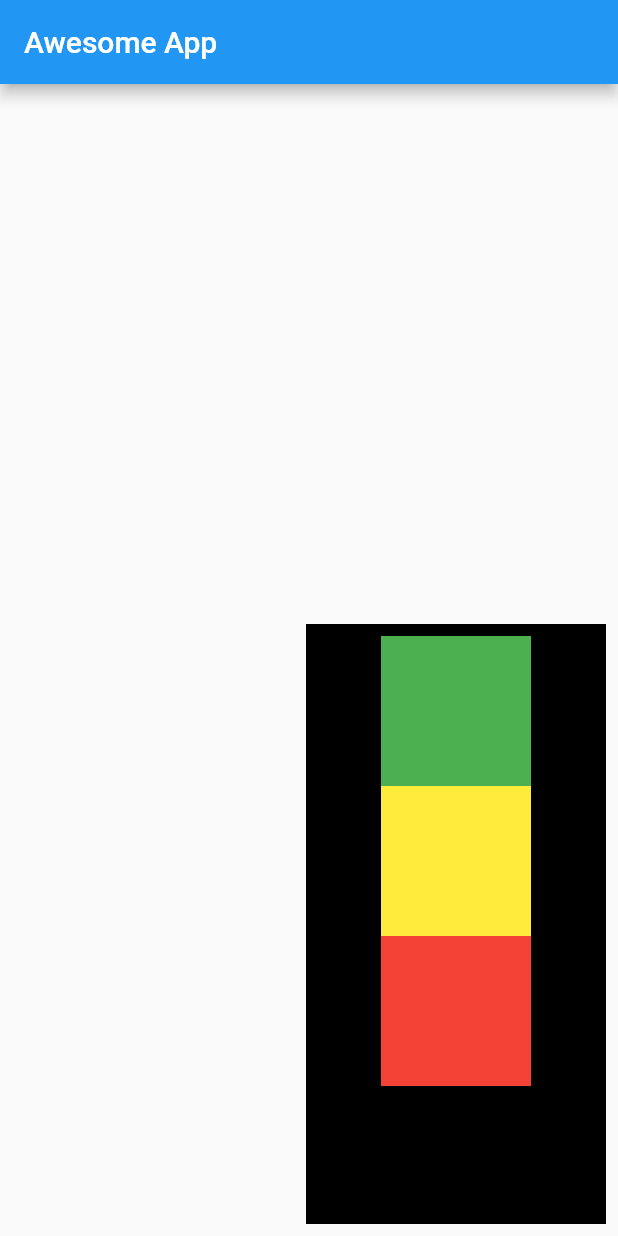
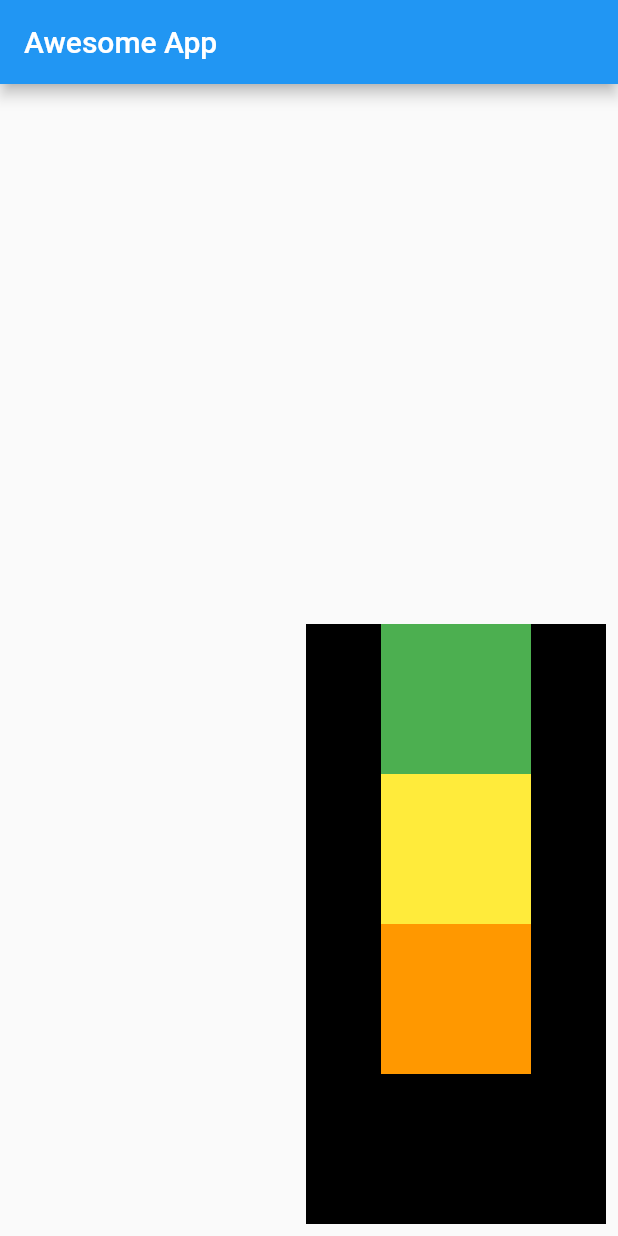
Before and after one commit to mahadiktejas2003/flutter, a Flutter app: the screen it shows after launch, on a phone screen of 412 x 824 dp. Run offline on Flutter 3.47's test engine with Material 2 defaults, Android fonts, the phone set to English and light mode, and no system bars.

Commit message:
ch2 completed

```diff
--- a/lib/main.dart
+++ b/lib/main.dart
@@ -22,14 +22,11 @@ class HomePage extends StatelessWidget {
             color: Colors.black,
             width: 200,
             height: 400,
-            child: Padding(
-              padding: const EdgeInsets.all(8.0),
             child: Column(
               mainAxisAlignment: MainAxisAlignment.start,
               crossAxisAlignment: CrossAxisAlignment.center,
               children: <Widget>[
                 Container(
-                    padding: const EdgeInsets.all(8),
                   width: 100,
                   height: 100,
                   color: Colors.green,
@@ -44,10 +41,9 @@ class HomePage extends StatelessWidget {
                   padding: const EdgeInsets.all(8),
                   width: 100,
                   height: 100,
-                    color: Colors.red,
-                  )
+                  color: Colors.orange,
+                ),
               ],
-              ),
             ),
           ),
         ),
```
Lines whose indentation alone changed are shown as unchanged.
